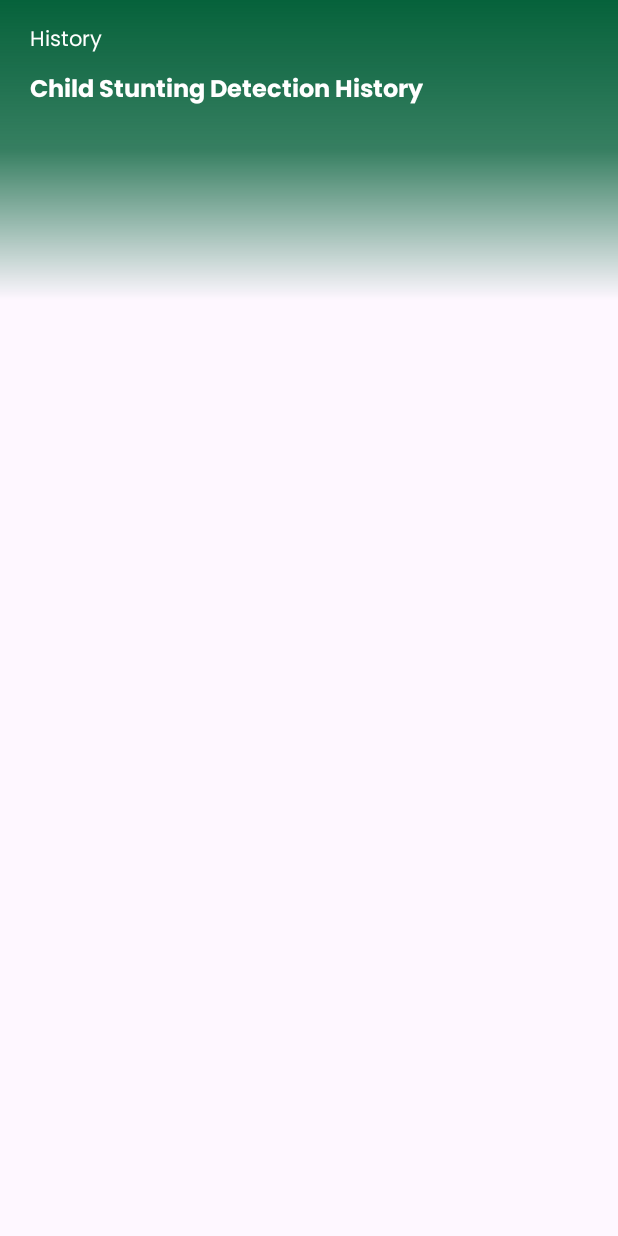
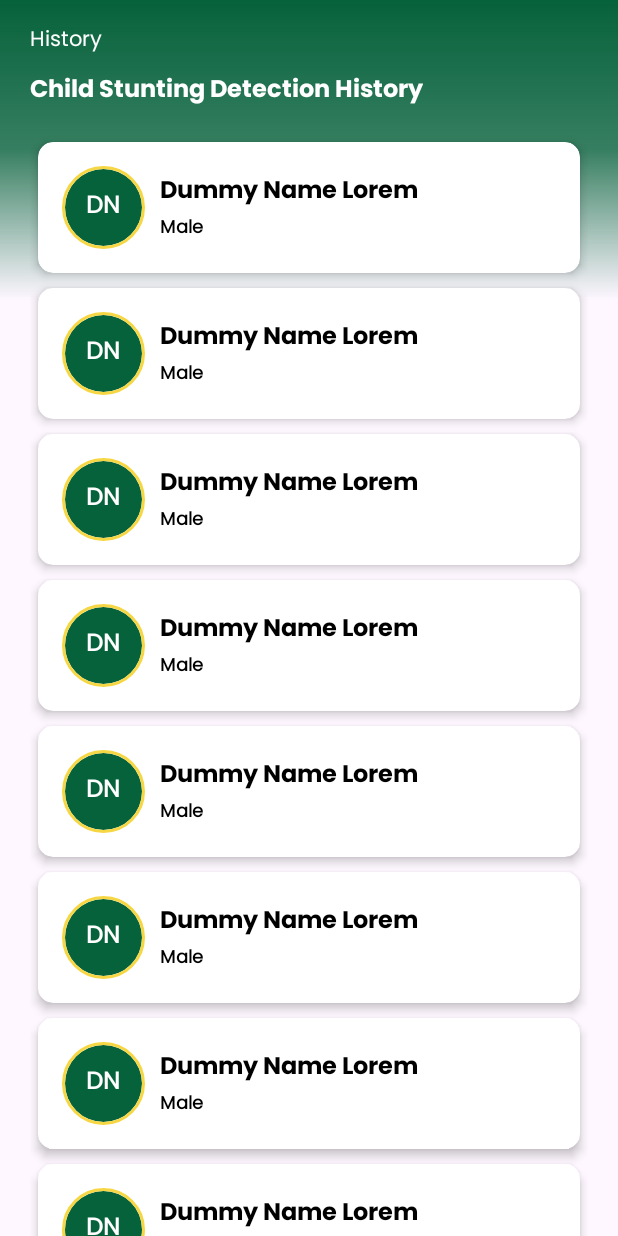
Before and after one commit to Centing/CentingApps, an Android app: the layout fragment_history.xml on its own in the app's theme, with its tools: preview values and no code run, on a phone screen of 412 x 824 dp. Run offline under Robolectric (Android 15) with nearby library versions, the light colour scheme and no system bars.

Commit message:
bagian depan done

```diff
--- a/app/src/main/java/com/c241ps220/centingapps/views/Fragment/ProfileFragment/ProfileFragment.kt
+++ b/app/src/main/java/com/c241ps220/centingapps/views/Fragment/ProfileFragment/ProfileFragment.kt
@@ -12,6 +12,7 @@ import androidx.appcompat.app.AlertDialog
 import com.c241ps220.centingapps.R
 import com.c241ps220.centingapps.databinding.FragmentFaqBinding
 import com.c241ps220.centingapps.databinding.FragmentProfileBinding
+import com.c241ps220.centingapps.utils.CustomFunction
 import com.c241ps220.centingapps.views.ResetPassword.ResetPasswordActivity
 import com.c241ps220.centingapps.views.profile.ProfileActivity
 
@@ -38,6 +39,8 @@ class ProfileFragment : Fragment() {
         super.onViewCreated(view, savedInstanceState)
 
         with(binding){
+            tvInisial.text = CustomFunction.getInitials(getString(R.string.dummy_name))
+
             divProfile.setOnClickListener{
                 startActivity(
                     Intent(
--- /dev/null
+++ b/app/src/main/res/drawable/bg_check_selector.xml
@@ -0,0 +1,5 @@
+<?xml version="1.0" encoding="utf-8"?>
+<selector xmlns:android="http://schemas.android.com/apk/res/android">
+    <item android:drawable="@drawable/bg_check_pressed" android:state_pressed="true" />
+    <item android:drawable="@drawable/bg_check_default" />
+</selector>
--- a/app/src/main/res/layout/fragment_history.xml
+++ b/app/src/main/res/layout/fragment_history.xml
@@ -13,15 +13,19 @@
             android:layout_width="match_parent"
             android:layout_height="match_parent"
             android:fillViewport="true">
-            <LinearLayout
+            <RelativeLayout
                 android:layout_width="match_parent"
                 android:layout_height="match_parent"
                 android:orientation="vertical">
+
                 <RelativeLayout
                     android:id="@+id/divTop"
                     android:layout_width="match_parent"
                     android:layout_height="200dp"
                     android:background="@drawable/gradient_transparent">
+
+                </RelativeLayout>
+
                 <TextView
                     android:id="@+id/tvTitleToolbar"
                     android:layout_width="wrap_content"
@@ -46,8 +50,25 @@
                     android:textColor="@color/white"
                     android:textSize="16sp"
                     android:fontFamily="@font/poppins_bold"/>
+
+                <LinearLayout
+                    android:layout_width="match_parent"
+                    android:layout_height="match_parent"
+                    android:layout_below="@+id/tvDescToolbar"
+                    android:layout_marginHorizontal="20dp"
+                    android:layout_marginTop="10dp"
+                    android:orientation="vertical">
+                    <include layout="@layout/item_child"/>
+                    <include layout="@layout/item_child"/>
+                    <include layout="@layout/item_child"/>
+                    <include layout="@layout/item_child"/>
+                    <include layout="@layout/item_child"/>
+                    <include layout="@layout/item_child"/>
+                    <include layout="@layout/item_child"/>
+                    <include layout="@layout/item_child"/>
+                    <include layout="@layout/item_child"/>
+                </LinearLayout>
             </RelativeLayout>
-            </LinearLayout>
         </androidx.core.widget.NestedScrollView>
     </RelativeLayout>
 
--- /dev/null
+++ b/app/src/main/res/layout/item_child.xml
@@ -0,0 +1,82 @@
+<?xml version="1.0" encoding="utf-8"?>
+
+<androidx.cardview.widget.CardView
+    xmlns:android="http://schemas.android.com/apk/res/android"
+    xmlns:app="http://schemas.android.com/apk/res-auto"
+    android:id="@+id/settingsSection"
+    android:layout_width="match_parent"
+    android:layout_height="wrap_content"
+    android:layout_marginHorizontal="5dp"
+    android:layout_marginTop="10dp"
+    app:cardCornerRadius="10dp"
+    app:cardElevation="4dp"
+    app:layout_constraintEnd_toEndOf="parent"
+    app:layout_constraintStart_toStartOf="parent"
+    app:layout_constraintTop_toBottomOf="@+id/textView4">
+
+    <LinearLayout
+        android:layout_width="match_parent"
+        android:layout_height="wrap_content"
+        android:orientation="horizontal"
+        android:padding="16dp">
+
+        <RelativeLayout
+            android:id="@+id/divName"
+            android:layout_width="wrap_content"
+            android:layout_height="wrap_content"
+            android:gravity="center">
+
+            <de.hdodenhof.circleimageview.CircleImageView
+                android:layout_width="55dp"
+                android:layout_height="55dp"
+                android:src="@color/colorPrimaryDark"
+                app:civ_border_color="@color/colorAccent"
+                app:civ_border_width="2dp"/>
+
+            <TextView
+                android:id="@+id/tvInisial"
+                android:layout_width="wrap_content"
+                android:layout_height="wrap_content"
+                android:layout_centerInParent="true"
+                android:gravity="center"
+                android:text="DN"
+                android:textColor="@color/white"
+                android:textSize="16sp"
+                android:textStyle="bold" />
+        </RelativeLayout>
+
+        <LinearLayout
+            android:id="@+id/divTop2"
+            android:layout_width="match_parent"
+            android:layout_height="wrap_content"
+            android:layout_gravity="center"
+            android:layout_marginLeft="10dp"
+            android:gravity="center_vertical"
+            android:orientation="vertical">
+
+            <TextView
+                android:id="@+id/tvName"
+                style="@style/TEXT"
+                android:layout_width="wrap_content"
+                android:layout_height="wrap_content"
+                android:ellipsize="end"
+                android:fontFamily="@font/poppins_bold"
+                android:maxLines="1"
+                android:text="@string/dummy_name"
+                android:textSize="16dp"
+                android:textStyle="bold" />
+
+            <TextView
+                android:id="@+id/tvGender"
+                style="@style/TEXT"
+                android:layout_width="wrap_content"
+                android:layout_height="wrap_content"
+                android:ellipsize="end"
+                android:maxLines="1"
+                android:text="@string/male"
+                android:textStyle="bold" />
+
+        </LinearLayout>
+    </LinearLayout>
+
+</androidx.cardview.widget.CardView>
--- a/app/src/main/res/values/strings.xml
+++ b/app/src/main/res/values/strings.xml
@@ -44,6 +44,8 @@
     <!--    FAQ Fragment-->
     <string name="faq">Frequently Asked Questions</string>
     <string name="faq_question">Ask Centing</string>
+    <string name="faq_desc_gpt">Are you still confused about stunting? Come on, lets ask Centing</string>
+    <string name="faq_desc_gpt_btn">Ask Now With Centing</string>
 
     <!--    Profile Fragment -->
     <string name="descProfile">Your Information</string>
@@ -72,15 +74,18 @@
 
     <!--    Dashboard-->
     <string name="hi_welcoming">Hi,</string>
-    <string name="dummy_name">Ryandhika Bintang A</string>
+    <string name="dummy_name">Dummy Name Lorem</string>
     <string name="dummy_email">emaildummy@gmail.com</string>
     <string name="riwayat_deteksi">History Detection</string>
     <string name="invitation_check">Lets Detect Stunting!</string>
     <string name="check_now">Check Now</string>
+    <string name="check_now2">Check\nNow</string>
     <string name="tips_trik">Tips and Trik</string>
     <string name="artikel">Article</string>
     <string name="share_app">Share this application, lets prevent stunting together and ensure a healthier future for Indonesian children!</string>
     <string name="share_app_action">Share</string>
+    <string name="male">Male</string>
+    <string name="female">Female</string>
 
     <!-- GENERAL-->
     <string name="title_development">Under Feature Development</string>
```
Also changed, not shown: app/src/main/res/drawable/bg_check_default.xml (added, +15 -0 lines), app/src/main/res/drawable/bg_check_pressed.xml (added, +15 -0 lines), app/src/main/res/layout/fragment_beranda.xml (+35 -11 lines), app/src/main/res/layout/fragment_faq.xml (+21 -0 lines), 1 other file. Lines whose indentation alone changed are shown as unchanged.
